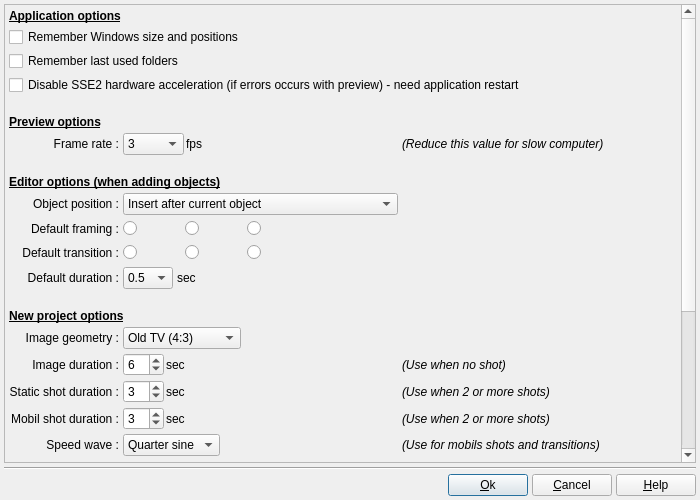
Before: the Qt Designer form DlgApplicationSettings.ui in boenki/ffdiaporama, drawn with Qt 5.
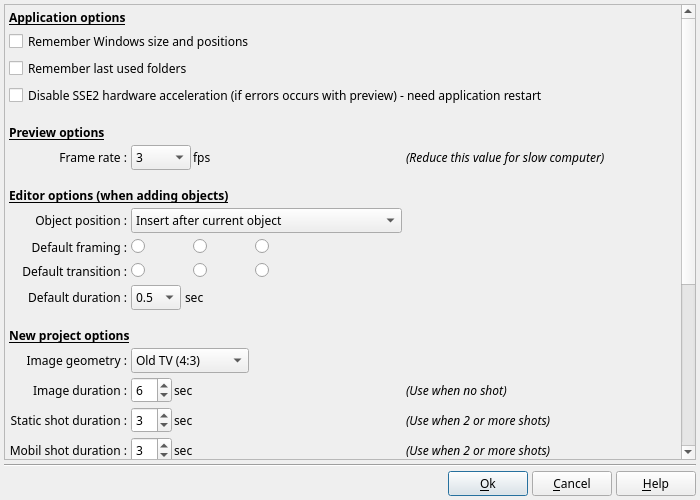
After: the same form once the commit is applied. Icons and pictures are not drawn.

Commit message: Correction d'un bug dans les boites de modif : l'image affichée n'est pas la bonne suite à la fusion des onglets Passage des polices de toutes les boites de dialogue à "Sans Serif" pour supprimer la dépendance à la police Ubuntu

```diff
--- a/DlgApplicationSettings.ui
+++ b/DlgApplicationSettings.ui
@@ -24,6 +24,7 @@
   </property>
   <property name="font">
    <font>
+    <family>Sans Serif</family>
     <pointsize>9</pointsize>
    </font>
   </property>
@@ -56,8 +57,8 @@
        <rect>
         <x>0</x>
         <y>0</y>
-        <width>673</width>
-        <height>654</height>
+        <width>674</width>
+        <height>741</height>
        </rect>
       </property>
       <layout class="QGridLayout" name="gridLayout_2">
```
The commit also changes 25 other files.
